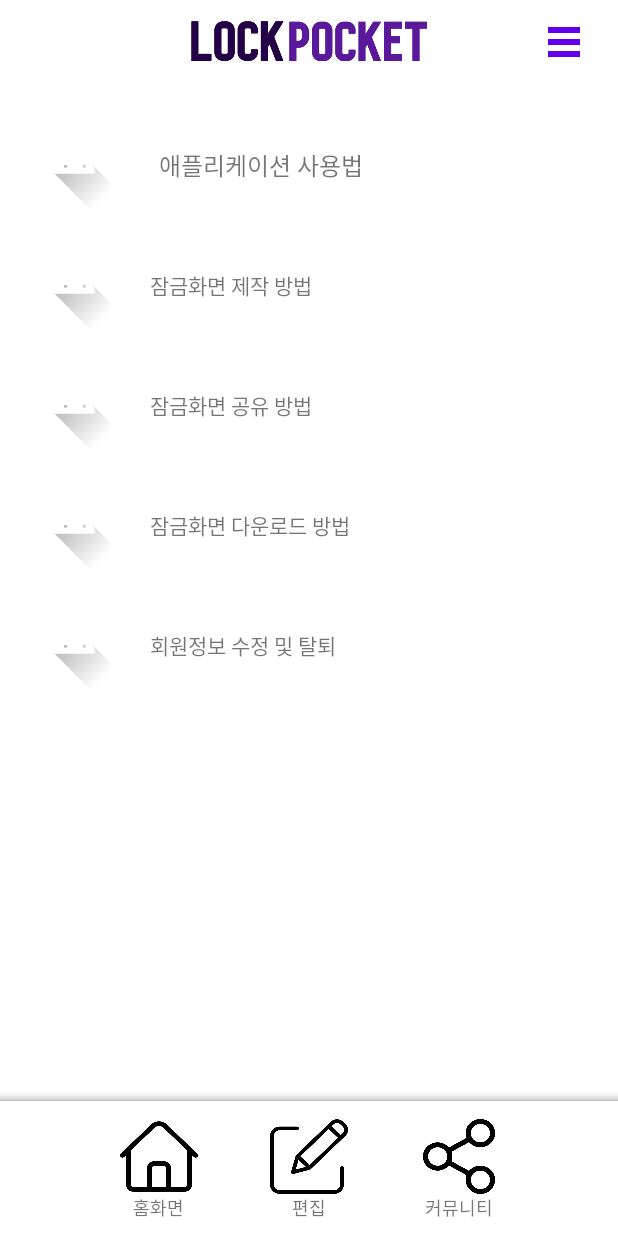
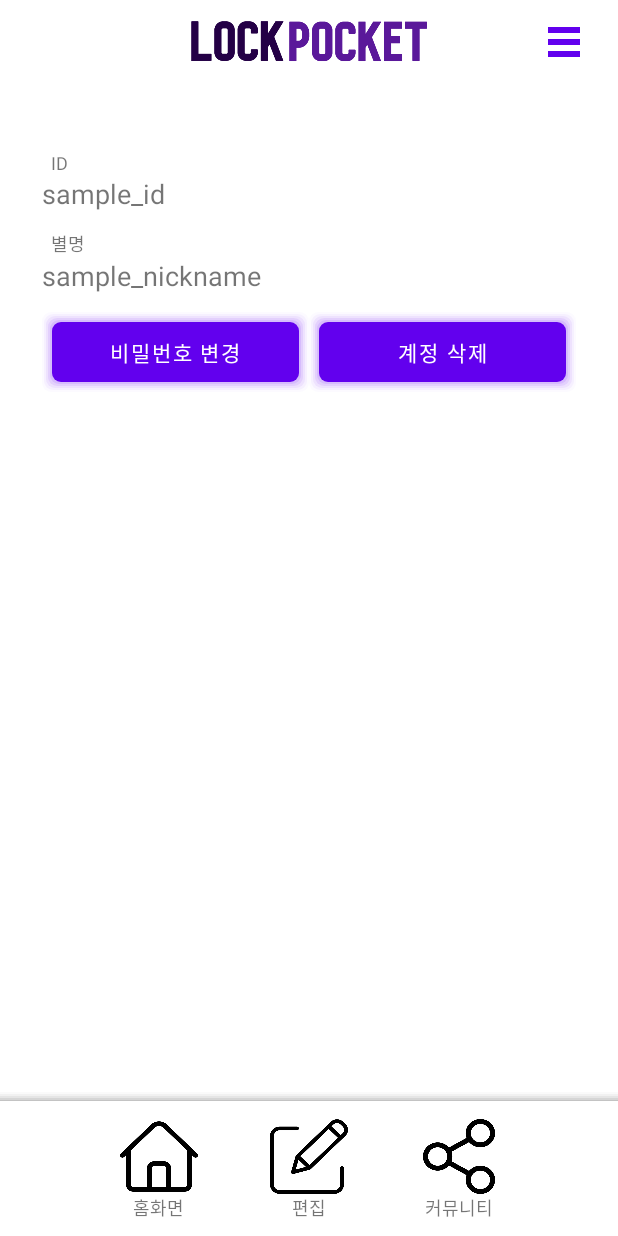
Before and after one commit to S-Hun/LockPocket, an Android app: the MainActivity screen opened directly, with no data from a screen before it, in the side drawer, after a tap on "설정", on a phone screen of 412 x 824 dp. Run offline under Robolectric (Android 15) with nearby library versions, the phone set to English and light mode, and no system bars; our stand-ins replace Volley.

Commit message:
Add profile fragment in main drawer

```diff
--- a/app/src/main/java/com/example/lockpocket/MainActivity.java
+++ b/app/src/main/java/com/example/lockpocket/MainActivity.java
@@ -19,6 +19,7 @@ import android.widget.Toast;
 import com.android.volley.RequestQueue;
 import com.android.volley.Response;
 import com.android.volley.toolbox.Volley;
+import com.example.lockpocket.fragment.ProfileFragment;
 import com.example.lockpocket.request.LogoutRequest;
 import com.example.lockpocket.fragment.AskFragment;
 import com.example.lockpocket.fragment.HelpFragment;
@@ -35,6 +36,7 @@ public class MainActivity extends AppCompatActivity {
     private HomeFragment homeFragment;
     private AskFragment askFragment;
     private HelpFragment helpFragment;
+    private ProfileFragment profileFragment;
     private FragmentTransaction transaction;
     private DrawerLayout drawerLayout;
     private Context context;
@@ -54,6 +56,7 @@ public class MainActivity extends AppCompatActivity {
         homeFragment = new HomeFragment();
         askFragment = new AskFragment();
         helpFragment = new HelpFragment();
+        profileFragment = new ProfileFragment();
 
         transaction = fragmentManager.beginTransaction();
         transaction.replace(R.id.task_frame, homeFragment).commitAllowingStateLoss();
@@ -85,9 +88,11 @@ public class MainActivity extends AppCompatActivity {
                     transaction.replace(R.id.task_frame, helpFragment).commitAllowingStateLoss();
                 }
                 else if(id == R.id.nav_setting){
-                    Toast.makeText(context, "잠금화면에서 알림을 받을 수 있도록 알림 가져오기 설정을 허용해주세요", Toast.LENGTH_LONG).show();
-                    Intent intent = new Intent("android.settings.ACTION_NOTIFICATION_LISTENER_SETTINGS" ) ; // NEED PERMISSION
-                    startActivity(intent) ;
+                    transaction = fragmentManager.beginTransaction();
+                    transaction.replace(R.id.task_frame, profileFragment).commitAllowingStateLoss();
+//                    Toast.makeText(context, "잠금화면에서 알림을 받을 수 있도록 알림 가져오기 설정을 허용해주세요", Toast.LENGTH_LONG).show();
+//                    Intent intent = new Intent("android.settings.ACTION_NOTIFICATION_LISTENER_SETTINGS" ) ; // NEED PERMISSION
+//                    startActivity(intent) ;
                 }
                 else if(id == R.id.nav_logout){
                     Toast.makeText(context, "로그아웃하였습니다.", Toast.LENGTH_SHORT).show();
--- /dev/null
+++ b/app/src/main/java/com/example/lockpocket/fragment/ProfileFragment.java
@@ -0,0 +1,44 @@
+package com.example.lockpocket.fragment;
+
+import android.os.Bundle;
+import android.view.LayoutInflater;
+import android.view.View;
+import android.view.ViewGroup;
+import android.widget.Toast;
+
+import androidx.annotation.NonNull;
+import androidx.annotation.Nullable;
+import androidx.fragment.app.Fragment;
+
+import com.example.lockpocket.R;
+
+import org.jetbrains.annotations.NotNull;
+
+public class ProfileFragment extends Fragment {
+    View view;
+
+    @Nullable
+    @Override
+    public View onCreateView(LayoutInflater inflater, @Nullable ViewGroup container, @Nullable Bundle savedInstanceState) {
+        view = inflater.inflate(R.layout.fragment_profile, container, false);
+
+        View.OnClickListener onClickListener = new View.OnClickListener() {
+            @Override
+            public void onClick(View v) {
+                switch(v.getId()){
+                    case R.id.pass_edit:
+                        Toast.makeText(getContext(), "", Toast.LENGTH_SHORT).show();
+                        break;
+                    case R.id.signout_btn:
+                        Toast.makeText(getContext(), "", Toast.LENGTH_SHORT).show();
+                        break;
+                }
+            }
+        };
+
+        view.findViewById(R.id.pass_edit).setOnClickListener(onClickListener);
+        view.findViewById(R.id.signout_btn).setOnClickListener(onClickListener);
+
+        return view;
+    }
+}
--- a/app/src/main/res/layout/fragment_profile.xml
+++ b/app/src/main/res/layout/fragment_profile.xml
@@ -6,7 +6,37 @@
     android:paddingHorizontal="28dp"
     android:paddingTop="40dp">
 
+    <TextView
+        android:layout_width="match_parent"
+        android:layout_height="wrap_content"
+        android:textSize="12sp"
+        android:paddingStart="6dp"
+        android:text="ID"/>
+
+    <TextView
+        android:id="@+id/id"
+        android:layout_width="match_parent"
+        android:layout_height="wrap_content"
+        android:textSize="18sp"
+        android:text="sample_id"/>
+
+    <TextView
+        android:layout_width="match_parent"
+        android:layout_height="wrap_content"
+        android:textSize="12sp"
+        android:layout_marginTop="12dp"
+        android:paddingStart="6dp"
+        android:text="별명"/>
+
+    <TextView
+        android:id="@+id/nickname"
+        android:layout_width="match_parent"
+        android:layout_height="wrap_content"
+        android:textSize="18sp"
+        android:text="sample_nickname"/>
+
     <LinearLayout
+        android:layout_marginTop="12dp"
         android:layout_width="match_parent"
         android:layout_height="wrap_content"
         android:orientation="horizontal">
```
Also changed, not shown: app/src/main/res/layout/activity_test.xml (deleted, +0 -45 lines).
